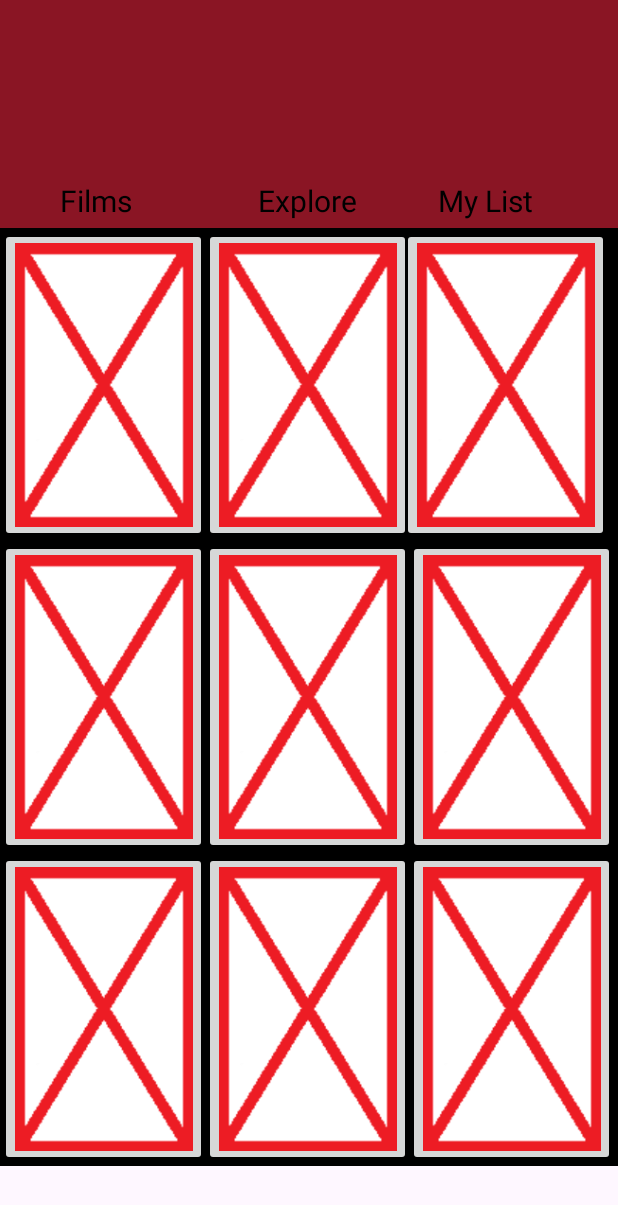
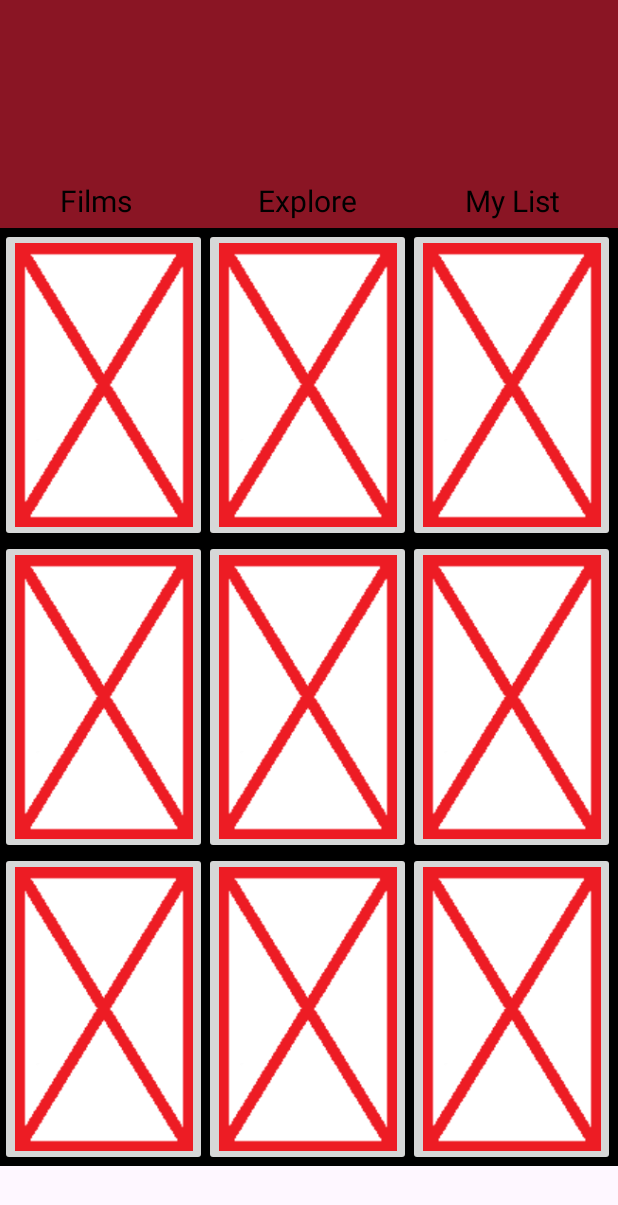
Before and after one commit to Garzzza7/MovieNet, an Android app: the layout activity_main.xml on its own in the app's theme, with its tools: preview values and no code run, on a phone screen of 412 x 824 dp. Shown: the top 1205 px of the screen. Run offline under Robolectric (Android 15) with nearby library versions, the light colour scheme and no system bars.

Commit message:
Lets goooo

```diff
--- a/app/src/main/res/layout/activity_main.xml
+++ b/app/src/main/res/layout/activity_main.xml
@@ -217,7 +217,7 @@
         android:id="@+id/imageButton3"
         android:layout_width="138dp"
         android:layout_height="209dp"
-        android:layout_marginStart="268dp"
+        android:layout_marginStart="272dp"
         android:layout_marginTop="152dp"
         app:layout_constraintStart_toStartOf="parent"
         app:layout_constraintTop_toTopOf="parent"
@@ -320,7 +320,7 @@
         android:id="@+id/MYListID"
         android:layout_width="91dp"
         android:layout_height="36dp"
-        android:layout_marginStart="292dp"
+        android:layout_marginStart="310dp"
         android:layout_marginTop="120dp"
         android:text="My List"
         android:textColor="@color/black"
--- a/app/src/main/res/layout/mylist_layout.xml
+++ b/app/src/main/res/layout/mylist_layout.xml
@@ -56,6 +56,7 @@
         android:layout_width="138dp"
         android:layout_height="209dp"
         android:layout_marginTop="152dp"
+        android:layout_marginStart="4dp"
         app:layout_constraintStart_toStartOf="parent"
         app:layout_constraintTop_toTopOf="parent"
         app:srcCompat="@drawable/placehorder"
```
